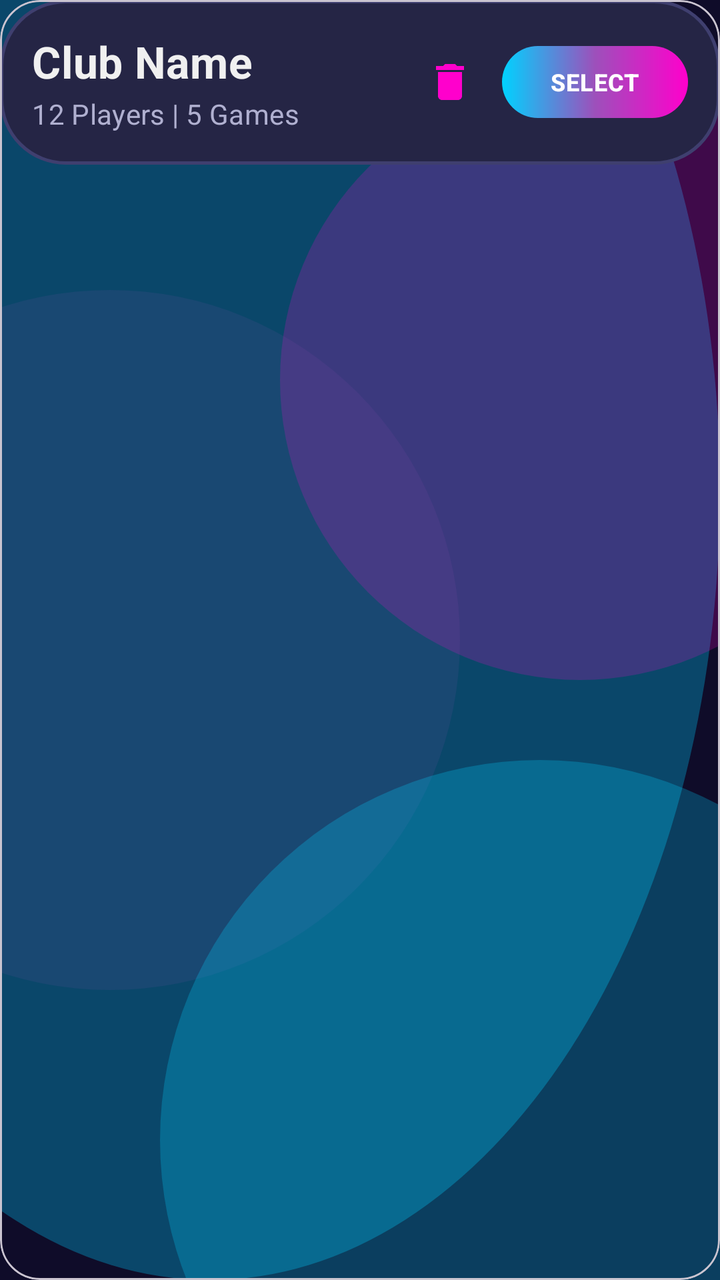
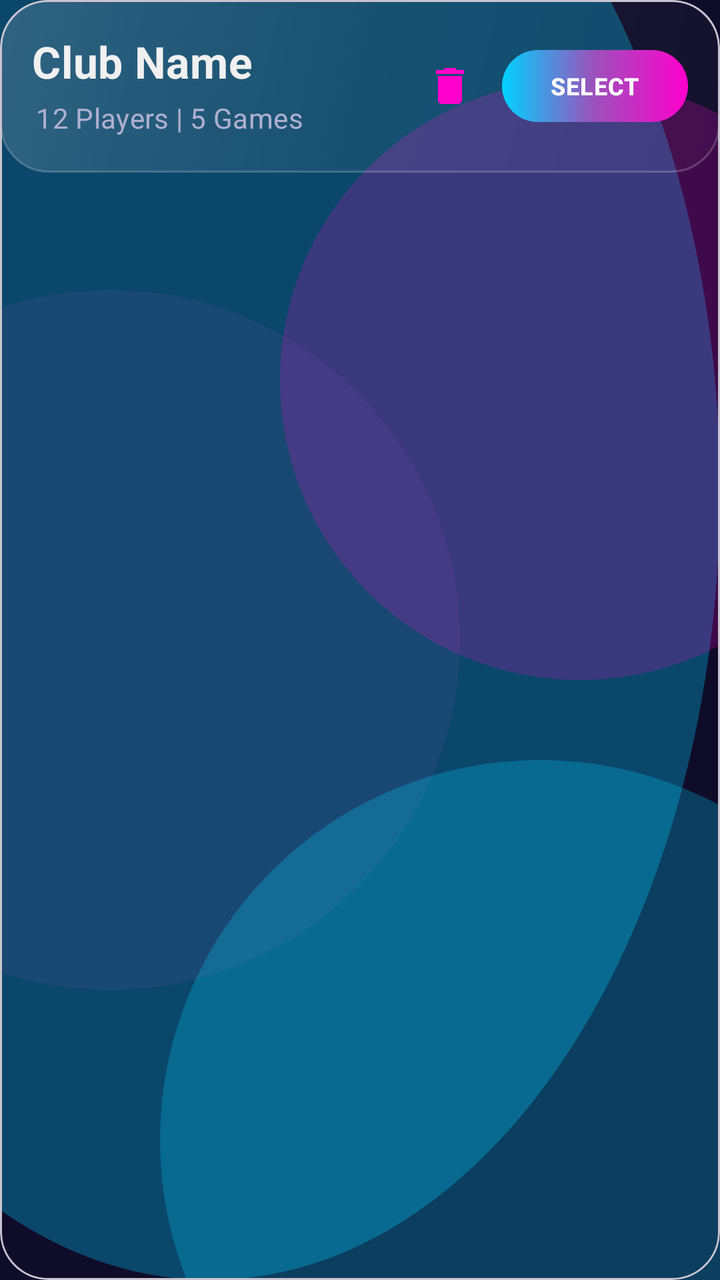

Compare the two renders of this Android layout. The source of the first and the diff that turns it into the second are given below.
<!-- AndroidManifest.xml: application theme Theme.TeamBalancer -->
<!-- res/layout/item_club.xml -->
<?xml version="1.0" encoding="utf-8"?>
<com.google.android.material.card.MaterialCardView xmlns:android="http://schemas.android.com/apk/res/android"
    xmlns:app="http://schemas.android.com/apk/res-auto"
    android:layout_width="match_parent"
    android:layout_height="wrap_content"
    android:layout_marginVertical="6dp"
    app:cardBackgroundColor="@android:color/transparent"
    app:cardCornerRadius="20dp"
    app:cardElevation="0dp">

    <LinearLayout
        android:layout_width="match_parent"
        android:layout_height="wrap_content"
        android:background="@drawable/bg_surface_panel"
        android:gravity="center_vertical"
        android:orientation="horizontal"
        android:padding="16dp">

        <LinearLayout
            android:layout_width="0dp"
            android:layout_height="wrap_content"
            android:layout_weight="1"
            android:orientation="vertical">

            <TextView
                android:id="@+id/txtClubName"
                android:layout_width="wrap_content"
                android:layout_height="wrap_content"
                android:text="Club Name"
                android:textAppearance="@style/TextAppearance.TeamBalancer.TitleLarge"
                android:textColor="@color/on_surface" />

            <TextView
                android:id="@+id/txtClubDetails"
                android:layout_width="wrap_content"
                android:layout_height="wrap_content"
                android:layout_marginTop="2dp"
                android:text="12 Players | 5 Games"
                android:textAppearance="@style/TextAppearance.TeamBalancer.BodyMedium"
                android:textColor="@color/on_surface_variant" />
        </LinearLayout>

        <ImageButton
            android:id="@+id/btnDeleteClub"
            android:layout_width="36dp"
            android:layout_height="36dp"
            android:layout_marginEnd="8dp"
            android:background="?attr/selectableItemBackgroundBorderless"
            android:scaleType="centerInside"
            android:src="@drawable/ic_delete"
            app:tint="@color/accent_pink" />

        <com.google.android.material.button.MaterialButton
            android:id="@+id/btnSelectClub"
            android:layout_width="wrap_content"
            android:layout_height="36dp"
            android:insetTop="0dp"
            android:insetBottom="0dp"
            android:text="SELECT"
            android:textColor="@color/white"
            android:textSize="12sp"
            android:textStyle="bold"
            android:background="@drawable/bg_button_gradient"
            app:backgroundTint="@null"
            app:cornerRadius="12dp" />

    </LinearLayout>
</com.google.android.material.card.MaterialCardView>
<!-- resources referenced by this layout -->
<resources>
  <color name="accent_pink">#FF00CC</color>
  <color name="on_surface">#F0F0F0</color>
  <color name="on_surface_variant">#B0B0D0</color>
  <color name="white">#FFFFFF</color>
  <!-- drawable bg_surface_panel (drawable) -->
  <?xml version="1.0" encoding="utf-8"?>
  <shape xmlns:android="http://schemas.android.com/apk/res/android">
      <corners android:radius="@dimen/glass_corner" />
      <solid android:color="@color/surface_elevated" />
      <stroke
          android:width="1.5dp"
          android:color="@color/divider" />
  </shape>
  <style name="TextAppearance.TeamBalancer.BodyMedium" parent="TextAppearance.Material3.BodyMedium">
          <item name="android:letterSpacing">0.01</item>
      </style>
  <style name="TextAppearance.TeamBalancer.TitleLarge" parent="TextAppearance.Material3.TitleLarge">
          <item name="android:textStyle">bold</item>
          <item name="android:letterSpacing">0.01</item>
      </style>
  <style name="Theme.TeamBalancer" parent="Base.Theme.TeamBalancer" />
  <color name="ripple_surface">#33FFFFFF</color>
  <color name="red_gradient_start">#00D2FF</color>
  <color name="red_gradient_center">#9D50BB</color>
  <color name="red_gradient_end">#FF00CC</color>
  <dimen name="glass_corner">32dp</dimen>
  <color name="surface_elevated">#252545</color>
  <color name="divider">#3F3F6F</color>
  <color name="primary">#302B63</color>
  <color name="primary_variant">#24243E</color>
  <color name="secondary">#FF00CC</color>
  <color name="on_secondary">#FFFFFF</color>
  <color name="surface_soft">#2E2E5A</color>
  <color name="accent">#00D2FF</color>
  <color name="surface">#1A1A2E</color>
  <color name="background">#0F0C29</color>
  <style name="TextAppearance.TeamBalancer.HeadlineLarge" parent="TextAppearance.Material3.HeadlineLarge">
          <item name="android:textStyle">bold</item>
          <item name="android:letterSpacing">0.0</item>
      </style>
  <style name="TextAppearance.TeamBalancer.HeadlineMedium" parent="TextAppearance.Material3.HeadlineMedium">
          <item name="android:textStyle">bold</item>
          <item name="android:letterSpacing">0.0</item>
      </style>
  <style name="TextAppearance.TeamBalancer.TitleMedium" parent="TextAppearance.Material3.TitleMedium">
          <item name="android:textStyle">bold</item>
          <item name="android:letterSpacing">0.01</item>
      </style>
  <style name="TextAppearance.TeamBalancer.TitleSmall" parent="TextAppearance.Material3.TitleSmall">
          <item name="android:textStyle">bold</item>
          <item name="android:letterSpacing">0.02</item>
      </style>
  <style name="TextAppearance.TeamBalancer.BodyLarge" parent="TextAppearance.Material3.BodyLarge">
          <item name="android:letterSpacing">0.01</item>
      </style>
  <style name="TextAppearance.TeamBalancer.LabelLarge" parent="TextAppearance.Material3.LabelLarge">
          <item name="android:textStyle">bold</item>
          <item name="android:letterSpacing">0.08</item>
      </style>
  <style name="TextAppearance.TeamBalancer.LabelMedium" parent="TextAppearance.Material3.LabelMedium">
          <item name="android:textStyle">bold</item>
          <item name="android:letterSpacing">0.06</item>
      </style>
  <style name="ShapeAppearance.TeamBalancer.Small" parent="ShapeAppearance.Material3.SmallComponent">
          <item name="cornerSize">10dp</item>
      </style>
  <style name="ShapeAppearance.TeamBalancer.Medium" parent="ShapeAppearance.Material3.MediumComponent">
          <item name="cornerSize">20dp</item>
      </style>
  <style name="Widget.TeamBalancer.Button.Text" parent="Widget.Material3.Button.TextButton">
          <item name="android:textColor">@color/accent</item>
          <item name="android:textStyle">bold</item>
      </style>
  <dimen name="toolbar_min_height">64dp</dimen>
  <!-- unchanged entries left out for length: 9 -->
</resources>

<!-- the commit's change to res/layout/item_club.xml (unified diff, before → after) -->
@@ -5,13 +5,13 @@
     android:layout_height="wrap_content"
     android:layout_marginVertical="6dp"
     app:cardBackgroundColor="@android:color/transparent"
-    app:cardCornerRadius="20dp"
+    app:cardCornerRadius="24dp"
     app:cardElevation="0dp">
 
     <LinearLayout
         android:layout_width="match_parent"
         android:layout_height="wrap_content"
-        android:background="@drawable/bg_surface_panel"
+        android:background="@drawable/bg_glass_card"
         android:gravity="center_vertical"
         android:orientation="horizontal"
         android:padding="16dp">
@@ -28,13 +28,18 @@
                 android:layout_height="wrap_content"
                 android:text="Club Name"
                 android:textAppearance="@style/TextAppearance.TeamBalancer.TitleLarge"
-                android:textColor="@color/on_surface" />
+                android:textColor="@color/on_surface"
+                android:textStyle="bold" />
 
             <TextView
                 android:id="@+id/txtClubDetails"
                 android:layout_width="wrap_content"
                 android:layout_height="wrap_content"
                 android:layout_marginTop="2dp"
+                android:background="?attr/selectableItemBackground"
+                android:clickable="true"
+                android:focusable="true"
+                android:padding="2dp"
                 android:text="12 Players | 5 Games"
                 android:textAppearance="@style/TextAppearance.TeamBalancer.BodyMedium"
                 android:textColor="@color/on_surface_variant" />
<!-- resource entries referenced after the edit -->
@@ -4,14 +4,19 @@
   <color name="on_surface">#F0F0F0</color>
   <color name="on_surface_variant">#B0B0D0</color>
   <color name="white">#FFFFFF</color>
-  <!-- drawable bg_surface_panel (drawable) -->
+  <!-- drawable bg_glass_card (drawable) -->
   <?xml version="1.0" encoding="utf-8"?>
   <shape xmlns:android="http://schemas.android.com/apk/res/android">
       <corners android:radius="@dimen/glass_corner" />
-      <solid android:color="@color/surface_elevated" />
+      <gradient
+          android:angle="315"
+          android:startColor="#26FFFFFF"
+          android:centerColor="#0DFFFFFF"
+          android:endColor="#05FFFFFF"
+          android:type="linear" />
       <stroke
-          android:width="1.5dp"
-          android:color="@color/divider" />
+          android:width="1dp"
+          android:color="#33FFFFFF" />
   </shape>
   <style name="TextAppearance.TeamBalancer.BodyMedium" parent="TextAppearance.Material3.BodyMedium">
           <item name="android:letterSpacing">0.01</item>
@@ -25,7 +30,7 @@
   <color name="red_gradient_start">#00D2FF</color>
   <color name="red_gradient_center">#9D50BB</color>
   <color name="red_gradient_end">#FF00CC</color>
-  <dimen name="glass_corner">32dp</dimen>
+  <dimen name="glass_corner">24dp</dimen>
   <color name="surface_elevated">#252545</color>
   <color name="divider">#3F3F6F</color>
   <color name="primary">#302B63</color>
@@ -73,7 +78,7 @@
           <item name="android:textColor">@color/accent</item>
           <item name="android:textStyle">bold</item>
       </style>
-  <dimen name="toolbar_min_height">64dp</dimen>
+  <dimen name="toolbar_min_height">56dp</dimen>
   <!-- unchanged entries left out for length: 9 -->
 </resources>
 
